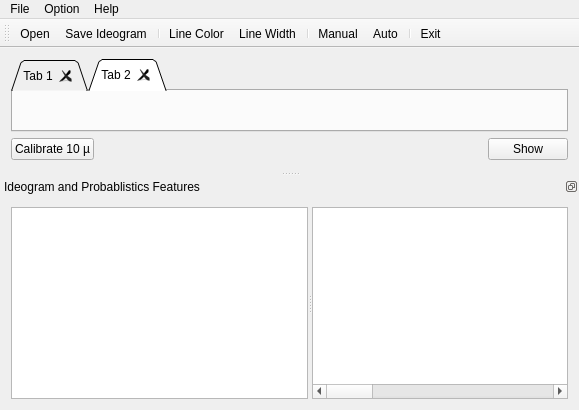
Before: the Qt Designer form mainwindow.ui in dare5421/MasterMeasure, drawn with Qt 5.
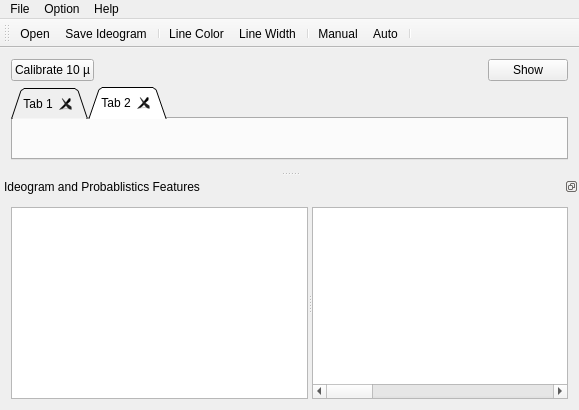
After: the same form once the commit is applied. Icons and pictures are not drawn.

What changed in the file:
```diff
--- a/mainwindow.ui
+++ b/mainwindow.ui
@@ -26,9 +26,43 @@
    <property name="styleSheet">
     <string notr="true"/>
    </property>
-   <layout class="QVBoxLayout" name="verticalLayout_2">
+   <layout class="QHBoxLayout" name="horizontalLayout_3">
     <item>
      <layout class="QVBoxLayout" name="verticalLayout">
+      <item>
+       <layout class="QHBoxLayout" name="horizontalLayout">
+        <property name="sizeConstraint">
+         <enum>QLayout::SetMaximumSize</enum>
+        </property>
+        <item>
+         <widget class="QPushButton" name="calibrateButton">
+          <property name="text">
+           <string>Calibrate 10 µ</string>
+          </property>
+         </widget>
+        </item>
+        <item>
+         <spacer name="horizontalSpacer">
+          <property name="orientation">
+           <enum>Qt::Horizontal</enum>
+          </property>
+          <property name="sizeHint" stdset="0">
+           <size>
+            <width>209</width>
+            <height>20</height>
+           </size>
+          </property>
+         </spacer>
+        </item>
+        <item>
+         <widget class="QPushButton" name="showButton">
+          <property name="text">
+           <string>Show</string>
+          </property>
+         </widget>
+        </item>
+       </layout>
+      </item>
       <item>
        <widget class="QTabWidget" name="tabWidget">
         <property name="sizePolicy">
@@ -73,40 +107,6 @@
         </widget>
        </widget>
       </item>
-      <item>
-       <layout class="QHBoxLayout" name="horizontalLayout">
-        <property name="sizeConstraint">
-         <enum>QLayout::SetMaximumSize</enum>
-        </property>
-        <item>
-         <widget class="QPushButton" name="calibrateButton">
-          <property name="text">
-           <string>Calibrate 10 µ</string>
-          </property>
-         </widget>
-        </item>
-        <item>
-         <spacer name="horizontalSpacer">
-          <property name="orientation">
-           <enum>Qt::Horizontal</enum>
-          </property>
-          <property name="sizeHint" stdset="0">
-           <size>
-            <width>209</width>
-            <height>20</height>
-           </size>
-          </property>
-         </spacer>
-        </item>
-        <item>
-         <widget class="QPushButton" name="showButton">
-          <property name="text">
-           <string>Show</string>
-          </property>
-         </widget>
-        </item>
-       </layout>
-      </item>
      </layout>
     </item>
    </layout>
@@ -173,7 +173,6 @@
    <addaction name="actionManual"/>
    <addaction name="actionAuto"/>
    <addaction name="separator"/>
-   <addaction name="actionExit"/>
   </widget>
   <widget class="QDockWidget" name="dockWidget">
    <property name="minimumSize">
```
Left out of the diff: 18 changed lines with no effect on the pictures.
